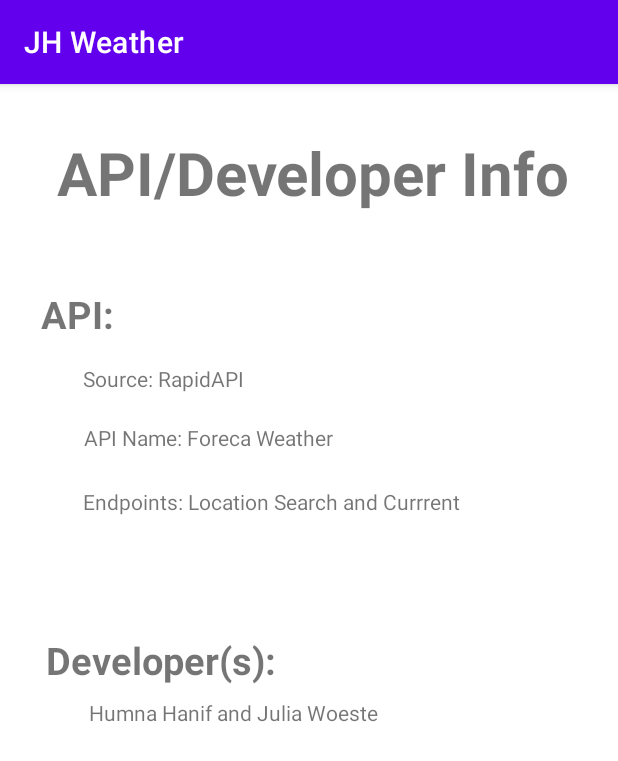
After one commit to humna-hanif/JHWeather, an Android app: the Help screen opened directly, with no data from a screen before it, on a phone screen of 412 x 824 dp. The commit adds this screen. Shown: the top 761 px of the screen. Run offline under Robolectric (Android 15) with nearby library versions, the phone set to English and light mode, and no system bars.

Commit message:
toolbar and info updated

```diff
--- a/app/src/main/AndroidManifest.xml
+++ b/app/src/main/AndroidManifest.xml
@@ -25,6 +25,11 @@
             android:exported="true">
 
         </activity>
+        <activity
+            android:name=".Help"
+            android:exported="true">
+
+        </activity>
     </application>
 
 </manifest>
--- /dev/null
+++ b/app/src/main/java/edu/quinnipiac/ser210/weatherapp/Help.java
@@ -0,0 +1,14 @@
+package edu.quinnipiac.ser210.weatherapp;
+
+import android.os.Bundle;
+import android.widget.TextView;
+
+import androidx.appcompat.app.AppCompatActivity;
+
+public class Help extends AppCompatActivity {
+
+    protected void onCreate(Bundle savedInstanceState) {
+        super.onCreate(savedInstanceState);
+        setContentView(R.layout.help_info);
+    }
+}
--- /dev/null
+++ b/app/src/main/res/layout/help_info.xml
@@ -0,0 +1,86 @@
+<?xml version="1.0" encoding="utf-8"?>
+<androidx.constraintlayout.widget.ConstraintLayout xmlns:android="http://schemas.android.com/apk/res/android"
+    xmlns:app="http://schemas.android.com/apk/res-auto"
+    xmlns:tools="http://schemas.android.com/tools"
+    android:layout_width="match_parent"
+    android:layout_height="match_parent"
+    tools:context=".Help"
+    android:id = "@+id/helpInfo">
+
+    <TextView
+        android:id="@+id/title1"
+        android:layout_width="wrap_content"
+        android:layout_height="wrap_content"
+        android:layout_marginTop="32dp"
+        android:layout_marginEnd="32dp"
+        android:text="API/Developer Info"
+        android:textSize="40dp"
+        android:textStyle="bold"
+        app:layout_constraintEnd_toEndOf="parent"
+        app:layout_constraintTop_toTopOf="parent" />
+
+    <TextView
+        android:id="@+id/api"
+        android:layout_width="wrap_content"
+        android:layout_height="wrap_content"
+        android:layout_marginTop="136dp"
+        android:layout_marginEnd="336dp"
+        android:text="API:"
+        android:textSize="25dp"
+        android:textStyle="bold"
+        app:layout_constraintEnd_toEndOf="parent"
+        app:layout_constraintTop_toTopOf="parent" />
+
+    <TextView
+        android:id="@+id/developer"
+        android:layout_width="wrap_content"
+        android:layout_height="wrap_content"
+        android:layout_marginTop="196dp"
+        android:layout_marginEnd="228dp"
+        android:text="Developer(s):"
+        android:textSize="25dp"
+        android:textStyle="bold"
+        app:layout_constraintEnd_toEndOf="parent"
+        app:layout_constraintTop_toBottomOf="@+id/api" />
+
+    <TextView
+        android:id="@+id/devInfo"
+        android:layout_width="wrap_content"
+        android:layout_height="wrap_content"
+        android:layout_marginTop="8dp"
+        android:layout_marginEnd="160dp"
+        android:text="Humna Hanif and Julia Woeste"
+        app:layout_constraintEnd_toEndOf="parent"
+        app:layout_constraintTop_toBottomOf="@+id/developer" />
+
+    <TextView
+        android:id="@+id/apiInfo"
+        android:layout_width="wrap_content"
+        android:layout_height="wrap_content"
+        android:layout_marginTop="16dp"
+        android:layout_marginEnd="249dp"
+        android:text="Source: RapidAPI"
+        app:layout_constraintEnd_toEndOf="parent"
+        app:layout_constraintTop_toBottomOf="@+id/api" />
+
+    <TextView
+        android:id="@+id/apiTitle"
+        android:layout_width="wrap_content"
+        android:layout_height="wrap_content"
+        android:layout_marginTop="20dp"
+        android:layout_marginEnd="189dp"
+        android:text="API Name: Foreca Weather"
+        app:layout_constraintEnd_toEndOf="parent"
+        app:layout_constraintTop_toBottomOf="@+id/apiInfo" />
+
+    <TextView
+        android:id="@+id/endpoints"
+        android:layout_width="wrap_content"
+        android:layout_height="wrap_content"
+        android:layout_marginTop="23dp"
+        android:layout_marginEnd="105dp"
+        android:text="Endpoints: Location Search and Currrent"
+        app:layout_constraintEnd_toEndOf="parent"
+        app:layout_constraintTop_toBottomOf="@+id/apiTitle" />
+
+</androidx.constraintlayout.widget.ConstraintLayout>
--- a/app/src/main/res/values/strings.xml
+++ b/app/src/main/res/values/strings.xml
@@ -1,3 +1,3 @@
 <resources>
-    <string name="app_name">WeatherApp</string>
+    <string name="app_name">JH Weather</string>
 </resources>
```
Also changed, not shown: app/src/main/java/edu/quinnipiac/ser210/weatherapp/MainActivity.java (+70 -3 lines), app/src/main/java/edu/quinnipiac/ser210/weatherapp/WeatherInfo.java (+69 -1 lines), app/src/main/res/layout/activity_info.xml (+14 -2 lines), app/src/main/res/layout/activity_main.xml (+5 -4 lines), app/src/main/res/menu/main_menu.xml (added, +29 -0 lines), app/src/main/res/drawable/clear.png (added), app/src/main/res/drawable/lightrain.png (added), app/src/main/res/drawable/overcast.png (added), app/src/main/res/drawable/partlycloudy.png (added), 1 other file.
